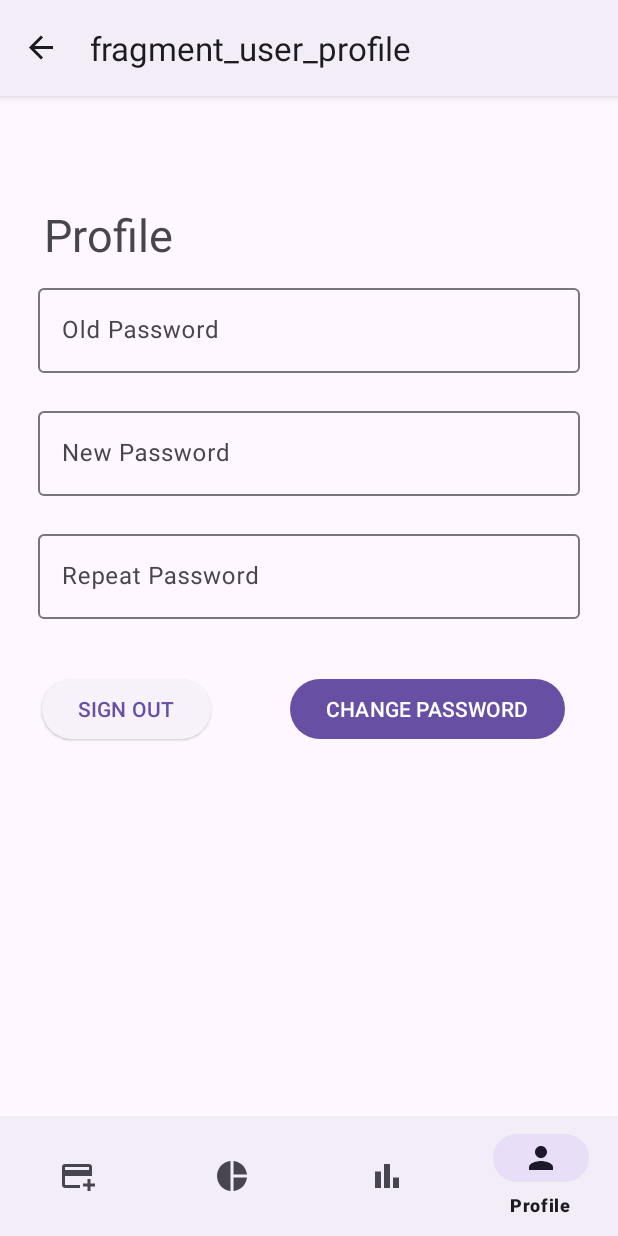
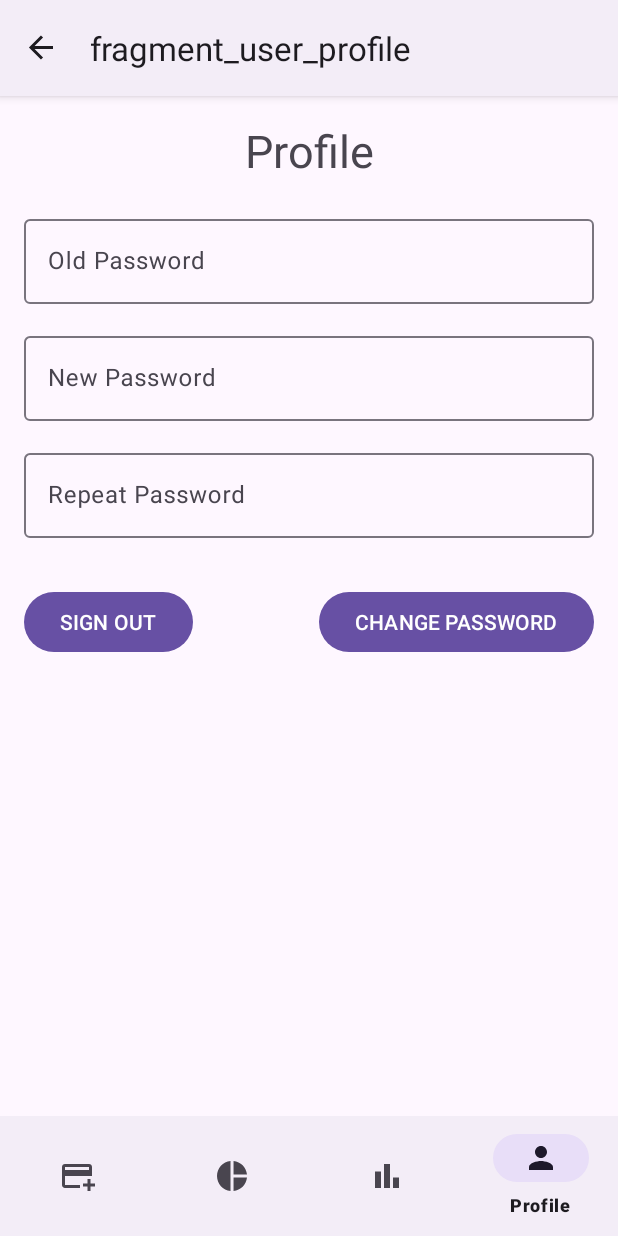
Before and after one commit to MarshandaP/ExpenseTrackerHelios, an Android app: the UserProfileFragment screen opened through its navigation route, on a phone screen of 412 x 824 dp. Run offline under Robolectric (Android 15) with nearby library versions, the phone set to English and light mode, and no system bars; our stand-ins replace Room's generated code, data binding, navigation-ui; 1 statement that could not run was skipped.

```diff
--- a/app/src/main/java/com/mardev/expensetrackerhelios/model/UserDao.kt
+++ b/app/src/main/java/com/mardev/expensetrackerhelios/model/UserDao.kt
@@ -6,6 +6,7 @@ import androidx.room.Query
 
 @Dao
 interface UserDao {
+
     @Insert
     suspend fun insertUser(user: User)
 
@@ -14,4 +15,12 @@ interface UserDao {
 
     @Query("SELECT COUNT(*) FROM users WHERE username = :username")
     suspend fun checkUsernameExist(username: String): Int
+
+    // ✅ Tambahan untuk ambil user by ID (untuk validasi password)
+    @Query("SELECT * FROM users WHERE id = :userId LIMIT 1")
+    suspend fun selectUser(userId: Int): User
+
+    // ✅ Update password
+    @Query("UPDATE users SET password = :newPassword WHERE id = :userId")
+    suspend fun updatePassword(userId: Int, newPassword: String)
 }
--- a/app/src/main/java/com/mardev/expensetrackerhelios/view/UserProfileFragment.kt
+++ b/app/src/main/java/com/mardev/expensetrackerhelios/view/UserProfileFragment.kt
@@ -1,60 +1,70 @@
 package com.mardev.expensetrackerhelios.view
 
+import android.content.Context
 import android.os.Bundle
-import androidx.fragment.app.Fragment
 import android.view.LayoutInflater
 import android.view.View
 import android.view.ViewGroup
-import com.mardev.expensetrackerhelios.R
+import android.widget.Toast
+import androidx.fragment.app.Fragment
+import androidx.navigation.Navigation
+import com.mardev.expensetrackerhelios.databinding.FragmentUserProfileBinding
+import com.mardev.expensetrackerhelios.model.ExpenseDatabase
+import kotlinx.coroutines.Dispatchers
+import kotlinx.coroutines.GlobalScope
+import kotlinx.coroutines.launch
 
-// TODO: Rename parameter arguments, choose names that match
-// the fragment initialization parameters, e.g. ARG_ITEM_NUMBER
-private const val ARG_PARAM1 = "param1"
-private const val ARG_PARAM2 = "param2"
+class UserProfileFragment : Fragment() {
 
-/**
- * A simple [Fragment] subclass.
- * Use the [UserProfileFragment.newInstance] factory method to
- * create an instance of this fragment.
- */
-class UserProfileFragment : Fragment() {
-    // TODO: Rename and change types of parameters
-    private var param1: String? = null
-    private var param2: String? = null
-
-    override fun onCreate(savedInstanceState: Bundle?) {
-        super.onCreate(savedInstanceState)
-        arguments?.let {
-            param1 = it.getString(ARG_PARAM1)
-            param2 = it.getString(ARG_PARAM2)
-        }
-    }
+    private lateinit var binding: FragmentUserProfileBinding
+    private var currentUserId: Int = -1
+    private var currentPassword: String = ""
 
     override fun onCreateView(
         inflater: LayoutInflater, container: ViewGroup?,
         savedInstanceState: Bundle?
-    ): View? {
-        // Inflate the layout for this fragment
-        return inflater.inflate(R.layout.fragment_user_profile, container, false)
+    ): View {
+        binding = FragmentUserProfileBinding.inflate(inflater, container, false)
+        return binding.root
     }
 
-    companion object {
-        /**
-         * Use this factory method to create a new instance of
-         * this fragment using the provided parameters.
-         *
-         * @param param1 Parameter 1.
-         * @param param2 Parameter 2.
-         * @return A new instance of fragment UserProfileFragment.
-         */
-        // TODO: Rename and change types and number of parameters
-        @JvmStatic
-        fun newInstance(param1: String, param2: String) =
-            UserProfileFragment().apply {
-                arguments = Bundle().apply {
-                    putString(ARG_PARAM1, param1)
-                    putString(ARG_PARAM2, param2)
+    override fun onViewCreated(view: View, savedInstanceState: Bundle?) {
+        val db = ExpenseDatabase.getInstance(requireContext())
+        val shared = requireActivity().getSharedPreferences("user_session", Context.MODE_PRIVATE)
+        currentUserId = shared.getInt("user_id", -1)
+
+        // Ambil password user sekarang dari database
+        GlobalScope.launch(Dispatchers.IO) {
+            val user = db.userDao().selectUser(currentUserId)
+            currentPassword = user.password
+        }
+
+        binding.btnChangePw.setOnClickListener {
+            val oldPw = binding.edtOldPw.text.toString()
+            val newPw = binding.edtNewPw.text.toString()
+            val repeatPw = binding.edtRepeatPw.text.toString()
+
+            if (oldPw != currentPassword) {
+                Toast.makeText(requireContext(), "Password lama salah", Toast.LENGTH_SHORT).show()
+                return@setOnClickListener
+            }
+
+            if (newPw != repeatPw) {
+                Toast.makeText(requireContext(), "Password baru tidak sama", Toast.LENGTH_SHORT).show()
+                return@setOnClickListener
+            }
+
+            GlobalScope.launch(Dispatchers.IO) {
+                db.userDao().updatePassword(currentUserId, newPw)
+                launch(Dispatchers.Main) {
+                    Toast.makeText(requireContext(), "Password berhasil diubah", Toast.LENGTH_SHORT).show()
                 }
             }
+        }
+
+        binding.btnSignOut.setOnClickListener {
+            shared.edit().clear().apply()
+            Navigation.findNavController(it).navigate(UserProfileFragmentDirections.actionSignOut())
+        }
     }
 }
--- a/app/src/main/res/layout/fragment_user_profile.xml
+++ b/app/src/main/res/layout/fragment_user_profile.xml
@@ -1,39 +1,41 @@
 <?xml version="1.0" encoding="utf-8"?>
-<FrameLayout xmlns:android="http://schemas.android.com/apk/res/android"
-    xmlns:app="http://schemas.android.com/apk/res-auto"
-    xmlns:tools="http://schemas.android.com/tools"
+<layout xmlns:android="http://schemas.android.com/apk/res/android"
+    xmlns:app="http://schemas.android.com/apk/res-auto">
+
+    <data>
+        <!-- Jika ingin binding variabel nanti bisa ditambahkan di sini -->
+    </data>
+
+    <FrameLayout
         android:layout_width="match_parent"
-    android:layout_height="match_parent"
-    tools:context=".view.UserProfileFragment">
+        android:layout_height="match_parent">
 
         <androidx.constraintlayout.widget.ConstraintLayout
             android:layout_width="match_parent"
-        android:layout_height="match_parent">
+            android:layout_height="match_parent"
+            android:padding="16dp">
 
             <TextView
                 android:id="@+id/txtProfile"
                 android:layout_width="wrap_content"
                 android:layout_height="wrap_content"
-            android:layout_marginTop="72dp"
                 android:text="Profile"
                 android:textSize="30sp"
-            app:layout_constraintEnd_toEndOf="parent"
-            app:layout_constraintHorizontal_bias="0.089"
+                app:layout_constraintTop_toTopOf="parent"
                 app:layout_constraintStart_toStartOf="parent"
-            app:layout_constraintTop_toTopOf="parent" />
+                app:layout_constraintEnd_toEndOf="parent" />
 
             <com.google.android.material.textfield.TextInputLayout
                 android:id="@+id/txtInputOldPw"
-            android:layout_width="match_parent"
+                android:layout_width="0dp"
                 android:layout_height="wrap_content"
-            android:layout_marginStart="25dp"
-            android:layout_marginTop="10dp"
-            android:layout_marginEnd="25dp"
+                app:layout_constraintTop_toBottomOf="@id/txtProfile"
+                app:layout_constraintStart_toStartOf="parent"
                 app:layout_constraintEnd_toEndOf="parent"
-            app:layout_constraintStart_toStartOf="parent"
-            app:layout_constraintTop_toBottomOf="@+id/txtProfile">
+                android:layout_marginTop="20dp">
 
                 <com.google.android.material.textfield.TextInputEditText
+                    android:id="@+id/edtOldPw"
                     android:layout_width="match_parent"
                     android:layout_height="wrap_content"
                     android:hint="Old Password" />
@@ -41,16 +43,15 @@
 
             <com.google.android.material.textfield.TextInputLayout
                 android:id="@+id/txtInputNewPw"
-            android:layout_width="match_parent"
+                android:layout_width="0dp"
                 android:layout_height="wrap_content"
-            android:layout_marginStart="25dp"
-            android:layout_marginTop="20dp"
-            android:layout_marginEnd="25dp"
+                app:layout_constraintTop_toBottomOf="@id/txtInputOldPw"
+                app:layout_constraintStart_toStartOf="parent"
                 app:layout_constraintEnd_toEndOf="parent"
-            app:layout_constraintStart_toStartOf="parent"
-            app:layout_constraintTop_toBottomOf="@+id/txtInputOldPw">
+                android:layout_marginTop="16dp">
 
                 <com.google.android.material.textfield.TextInputEditText
+                    android:id="@+id/edtNewPw"
                     android:layout_width="match_parent"
                     android:layout_height="wrap_content"
                     android:hint="New Password" />
@@ -58,16 +59,15 @@
 
             <com.google.android.material.textfield.TextInputLayout
                 android:id="@+id/txtInputRepeatPw"
-            android:layout_width="match_parent"
+                android:layout_width="0dp"
                 android:layout_height="wrap_content"
-            android:layout_marginStart="25dp"
-            android:layout_marginTop="20dp"
-            android:layout_marginEnd="25dp"
+                app:layout_constraintTop_toBottomOf="@id/txtInputNewPw"
+                app:layout_constraintStart_toStartOf="parent"
                 app:layout_constraintEnd_toEndOf="parent"
-            app:layout_constraintStart_toStartOf="parent"
-            app:layout_constraintTop_toBottomOf="@+id/txtInputNewPw">
+                android:layout_marginTop="16dp">
 
                 <com.google.android.material.textfield.TextInputEditText
+                    android:id="@+id/edtRepeatPw"
                     android:layout_width="match_parent"
                     android:layout_height="wrap_content"
                     android:hint="Repeat Password" />
@@ -75,25 +75,22 @@
 
             <Button
                 android:id="@+id/btnSignOut"
-            style="@style/Widget.Material3.Button.ElevatedButton"
                 android:layout_width="wrap_content"
                 android:layout_height="wrap_content"
-            android:layout_marginStart="28dp"
-            android:layout_marginTop="36dp"
                 android:text="SIGN OUT"
+                app:layout_constraintTop_toBottomOf="@id/txtInputRepeatPw"
                 app:layout_constraintStart_toStartOf="parent"
-            app:layout_constraintTop_toBottomOf="@+id/txtInputRepeatPw" />
+                android:layout_marginTop="32dp" />
 
             <Button
                 android:id="@+id/btnChangePw"
                 android:layout_width="wrap_content"
                 android:layout_height="wrap_content"
-            android:layout_marginTop="36dp"
                 android:text="CHANGE PASSWORD"
+                app:layout_constraintTop_toBottomOf="@id/txtInputRepeatPw"
                 app:layout_constraintEnd_toEndOf="parent"
-            app:layout_constraintHorizontal_bias="0.597"
-            app:layout_constraintStart_toEndOf="@+id/btnSignOut"
-            app:layout_constraintTop_toBottomOf="@+id/txtInputRepeatPw" />
+                android:layout_marginTop="32dp" />
+
         </androidx.constraintlayout.widget.ConstraintLayout>
-
     </FrameLayout>
+</layout>
```
Lines whose indentation alone changed are shown as unchanged.
